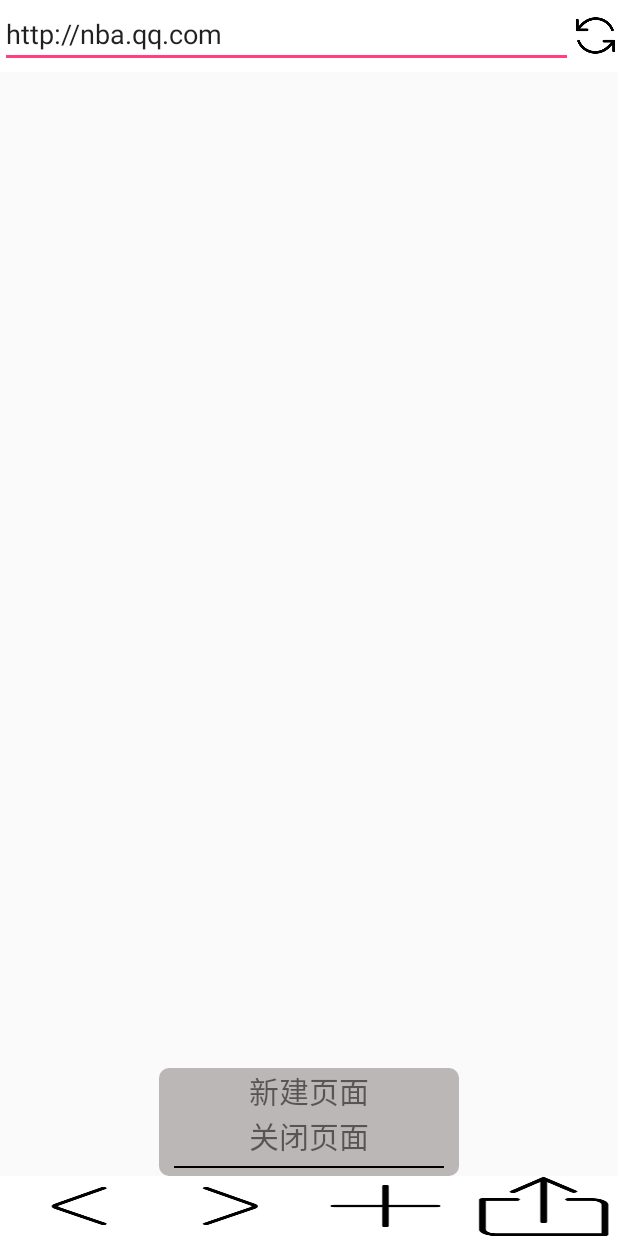
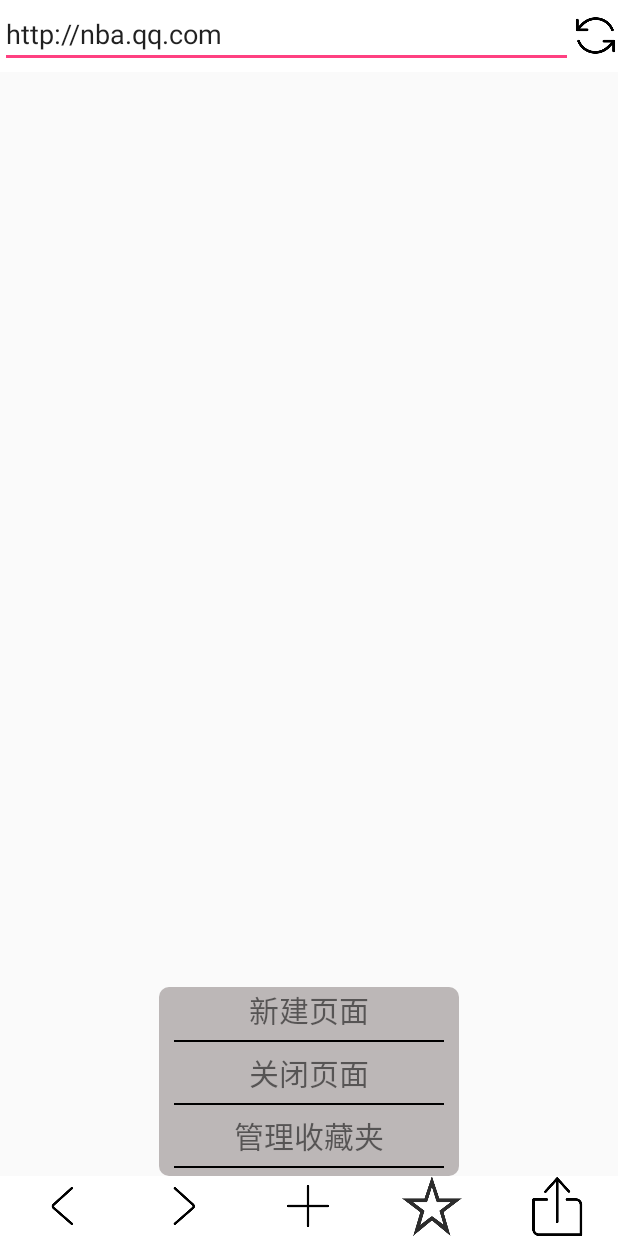
Before and after one commit to sqoneal/TbsExample, an Android app: the MainActivity screen opened directly, with no data from a screen before it, after a tap on an icon or button, on a phone screen of 412 x 824 dp. Run offline under Robolectric (Android 15) with nearby library versions, the phone set to English and light mode, and no system bars; libraries missing offline, so code that uses them is left out: com.tencent.smtt; plain views replace WebView; 2 statements that could not run were skipped.

Commit message:
增加sqlite实现收藏夹db和前台动画控件等UI

```diff
--- a/app/src/main/java/com/liebao/zzj/tbsexample/MainActivity.java
+++ b/app/src/main/java/com/liebao/zzj/tbsexample/MainActivity.java
@@ -8,6 +8,8 @@ import android.content.ClipboardManager;
 import android.content.DialogInterface;
 import android.content.Intent;
 import android.content.pm.ActivityInfo;
+import android.database.Cursor;
+import android.database.sqlite.SQLiteDatabase;
 import android.graphics.Bitmap;
 import android.graphics.Color;
 import android.os.Build;
@@ -31,9 +33,11 @@ import android.widget.RelativeLayout;
 import android.widget.TextView;
 import android.widget.Toast;
 
+import com.liebao.zzj.tbsexample.utils.MzSqLiteOpenHelper;
 import com.tencent.smtt.export.external.interfaces.ConsoleMessage;
 import com.tencent.smtt.export.external.interfaces.IX5WebChromeClient;
 import com.tencent.smtt.export.external.interfaces.JsResult;
+import com.tencent.smtt.sdk.CookieSyncManager;
 import com.tencent.smtt.sdk.QbSdk;
 import com.tencent.smtt.sdk.WebChromeClient;
 import com.tencent.smtt.sdk.WebSettings;
@@ -49,17 +53,13 @@ public class MainActivity extends Activity implements OnClickListener {
     //WebView mz_tbs_webview;
     private FrameLayout mz_web_framelayout;
     private LinearLayout mz_tool_layout;
-    private Animation mz_toollayout_animation;
-    private Animation mz_toollayout_animation2;
-    private ImageView mz_back_imageview;
-    private ImageView mz_forward_imageview;
-    private ImageView mz_add_imageview;
-    private ImageView mz_share_imageview;
+    private Animation mz_toollayout_animation,mz_toollayout_animation2,mz_bookmark_animation,mz_animation;
+    private ImageView mz_back_imageview, mz_forward_imageview, mz_add_imageview, mz_share_imageview, mz_bookmark_imageview;
+    private boolean mz_ischangebookmarkimage = false;
     private ImageView mz_imageview;
     private String mz_url;
     private RelativeLayout mz_llayout1;
     private int mz_llayout1place[];
-    private Animation mz_animation = null;
     private ProgressBar mz_pb;
     private int clipindex = 0;
 
@@ -72,6 +72,9 @@ public class MainActivity extends Activity implements OnClickListener {
     private TextView mz_child_textview[] = new TextView[mz_webviewsum];
     private TextView mz_newtab_textview;
     private TextView mz_closetab_textview;
+
+    private MzSqLiteOpenHelper mzSqLiteOpenHelper;
+    private SQLiteDatabase mzdb;
 
     Handler mz_handler = new Handler() {
         @Override
@@ -106,6 +109,8 @@ public class MainActivity extends Activity implements OnClickListener {
 
     @Override
     protected void onDestroy() {
+        mzdb.close();
+        mzSqLiteOpenHelper.close();
         super.onDestroy();
     }
 
@@ -125,6 +130,7 @@ public class MainActivity extends Activity implements OnClickListener {
                 Log.e("@@", "加载内核是否成功:" + b);
             }
         });
+        mzSqLiteOpenHelper = new MzSqLiteOpenHelper(this, "mz.db", null, 1);
 
         mz_imageview = (ImageView) this.findViewById(R.id.mzImageView);
         mz_edittext = (EditText) this.findViewById(R.id.mzEditText);
@@ -133,15 +139,18 @@ public class MainActivity extends Activity implements OnClickListener {
         mz_back_imageview = (ImageView) this.findViewById(R.id.mz_back_imageview);
         mz_forward_imageview = (ImageView) this.findViewById(R.id.mz_forward_imageview);
         mz_share_imageview = (ImageView) this.findViewById(R.id.mz_share_imageview);
+        mz_bookmark_imageview = (ImageView) this.findViewById(R.id.mz_bookmark_imageview);
         mz_tool_layout = (LinearLayout) this.findViewById(R.id.mzToollayout);
         mz_toollayout_animation = AnimationUtils.loadAnimation(getApplicationContext(), R.anim.anim_translate);
         mz_toollayout_animation2 = AnimationUtils.loadAnimation(getApplicationContext(), R.anim.alpha);
+        mz_bookmark_animation = AnimationUtils.loadAnimation(getApplicationContext(), R.anim.anim_bookmark_rotate_scale_set);
         mz_web_framelayout = (FrameLayout) this.findViewById(R.id.mzwebframelayout);
 
         mz_add_imageview.setOnClickListener(this);
         mz_back_imageview.setOnClickListener(this);
         mz_forward_imageview.setOnClickListener(this);
         mz_share_imageview.setOnClickListener(this);
+        mz_bookmark_imageview.setOnClickListener(this);
         mz_imageview.setOnClickListener(this);
         mz_edittext.setOnClickListener(this);
         mz_animation = AnimationUtils.loadAnimation(getApplicationContext(), R.anim.anim_rotate);
@@ -154,7 +163,6 @@ public class MainActivity extends Activity implements OnClickListener {
         mz_closetab_textview = (TextView) this.findViewById(R.id.mzclosetextview);
         mz_closetab_textview.setOnClickListener(this);
 
-        //mz_tbs_webview = (WebView) this.findViewById(R.id.mzTSBWebView);
 
         clipUrltip();
         if (mz_url == null) {
@@ -181,6 +189,18 @@ public class MainActivity extends Activity implements OnClickListener {
                 mz_child_textview[switchindex].setTextColor(getApplicationContext().getColor(R.color.currenttext));
             }
         }
+
+        mzdb = mzSqLiteOpenHelper.getReadableDatabase();
+        Cursor cursor = mzdb.query("bookmarks", null, "url='" + mz_child_url[mz_childcurrentinder] + "'"
+                , null, null, null, null);
+        if (cursor.moveToFirst()) {
+            mz_bookmark_imageview.setImageResource(R.drawable.bookmark2);
+            mz_ischangebookmarkimage = true;
+        } else {
+            mz_bookmark_imageview.setImageResource(R.drawable.bookmark1);
+            mz_ischangebookmarkimage = false;
+        }
+        cursor.close();
     }
 
     private int closeChildWebView() {
@@ -246,7 +266,7 @@ public class MainActivity extends Activity implements OnClickListener {
         // 没有的话会黑屏 支持插件
         mz_child_webview[mz_childcurrentinder].getSettings().setPluginsEnabled(true);
 
-        /**
+        /*
          * setAllowFileAccess 启用或禁止WebView访问文件数据 setBlockNetworkImage 是否显示网络图像
          * setBuiltInZoomControls 设置是否支持缩放 setCacheMode 设置缓冲的模式
          * setDefaultFontSize 设置默认的字体大小 setDefaultTextEncodingName 设置在解码时使用的默认编码
@@ -261,9 +281,17 @@ public class MainActivity extends Activity implements OnClickListener {
 
         mz_child_webview[mz_childcurrentinder].loadUrl(childmurl);
 
+        CookieSyncManager.createInstance(this);
+        CookieSyncManager.getInstance().sync();
+
         mz_child_webview[mz_childcurrentinder].setWebChromeClient(new WebChromeClient() {
             // 一个回调接口使用的主机应用程序通知当前页面的自定义视图已被撤职
             IX5WebChromeClient.CustomViewCallback customViewCallback;
+
+            @Override
+            public boolean onJsConfirm(WebView webView, String s, String s1, JsResult jsResult) {
+                return super.onJsConfirm(webView, s, s1, jsResult);
+            }
 
             // 进入全屏的时候
             @Override
@@ -361,6 +389,7 @@ public class MainActivity extends Activity implements OnClickListener {
                 }
                 mz_child_textview[mz_childcurrentinder].setText(mz_child_title[mz_childcurrentinder]);
                 switchChildWebView(mz_childcurrentinder);
+
                 if (mz_llayout1place == null) {
                     mz_llayout1place = new int[]{mz_llayout1.getTop(), mz_llayout1.getBottom(),
                             mz_tool_layout.getTop(), mz_tool_layout.getBottom()};
@@ -450,7 +479,6 @@ public class MainActivity extends Activity implements OnClickListener {
 
     @Override
     public void onClick(View v) {
-        mz_newtab_layout.setVisibility(View.GONE);
         if (v == mz_imageview) {
             mz_url = mz_edittext.getText().toString();
             if (mz_url == null) {
@@ -473,18 +501,54 @@ public class MainActivity extends Activity implements OnClickListener {
             }
         } else if (v == mz_share_imageview) {
             shareapp();
-        } else if (v == mz_add_imageview) {
-            mz_newtab_layout.setVisibility(View.VISIBLE);
         } else if (v == mz_newtab_textview) {
             newChildWebView(mz_url);
         } else if (v == mz_closetab_textview) {
             closeChildWebView();
+        } else if (v == mz_bookmark_imageview) {
+            /*if (Build.VERSION.SDK_INT > 23){
+                if (mz_bookmark_imageview.getDrawable().getCurrent().getConstantState().equals
+                        (getResources().getDrawable(R.drawable.bookmark1).getConstantState())) {
+                    mz_bookmark_imageview.setImageResource(R.drawable.bookmark2);
+                } else {
+                    mz_bookmark_imageview.setImageResource(R.drawable.bookmark1);
+                }
+            }*/
+            if (mz_ischangebookmarkimage) {
+                mzdb = mzSqLiteOpenHelper.getWritableDatabase();
+                String sqlstr = "delete from bookmarks where url = '" + mz_child_url[mz_childcurrentinder] + "'";
+                mzdb.execSQL(sqlstr);
+
+                mz_bookmark_imageview.setImageResource(R.drawable.bookmark1);
+                mz_ischangebookmarkimage = false;
+                Toast.makeText(this, "取消收藏", Toast.LENGTH_SHORT).show();
+            } else {
+                mzdb = mzSqLiteOpenHelper.getWritableDatabase();
+                String sqlstr = "insert into bookmarks(title,url) values('" + mz_child_title[mz_childcurrentinder]
+                        + "','" + mz_child_url[mz_childcurrentinder] + "')";
+                mzdb.execSQL(sqlstr);
+
+                mz_bookmark_imageview.setImageResource(R.drawable.bookmark2);
+                mz_ischangebookmarkimage = true;
+                Toast.makeText(this, "添加收藏", Toast.LENGTH_SHORT).show();
+            }
+            mz_bookmark_imageview.startAnimation(mz_bookmark_animation);
         } else {
             for (int i = 0; i < mz_webviewsum; i++) {
                 if (mz_child_textview[i] != null && v == mz_child_textview[i]) {
                     switchChildWebView(i);
                 }
             }
+        }
+        //下面分开处理使每个点击事件都隐藏新建页面layout层，而+号键判断处理层隐藏和出现
+        if (v == mz_add_imageview) {
+            if (mz_newtab_layout.getVisibility() == View.GONE) {
+                mz_newtab_layout.setVisibility(View.VISIBLE);
+            } else if (mz_newtab_layout.getVisibility() == View.VISIBLE) {
+                mz_newtab_layout.setVisibility(View.GONE);
+            }
+        } else {
+            mz_newtab_layout.setVisibility(View.GONE);
         }
     }
 
--- /dev/null
+++ b/app/src/main/java/com/liebao/zzj/tbsexample/utils/MzSqLiteOpenHelper.java
@@ -0,0 +1,23 @@
+package com.liebao.zzj.tbsexample.utils;
+
+import android.content.Context;
+import android.database.sqlite.SQLiteDatabase;
+import android.database.sqlite.SQLiteOpenHelper;
+
+public class MzSqLiteOpenHelper extends SQLiteOpenHelper {
+
+
+    public MzSqLiteOpenHelper(Context context, String name, SQLiteDatabase.CursorFactory factory, int version) {
+        super(context, "mz.db", null, 1);
+    }
+
+    @Override
+    public void onCreate(SQLiteDatabase db) {
+        db.execSQL("CREATE TABLE bookmarks(id INTEGER PRIMARY KEY AUTOINCREMENT,title VARCHAR(100),url VARCHAR(100))");
+    }
+
+    @Override
+    public void onUpgrade(SQLiteDatabase db, int oldVersion, int newVersion) {
+
+    }
+}
--- a/app/src/main/res/layout/activity_main.xml
+++ b/app/src/main/res/layout/activity_main.xml
@@ -88,6 +88,12 @@
                 android:layout_width="wrap_content"
                 android:layout_height="wrap_content"
                 android:text="@string/newtab" />
+            <View
+                android:layout_marginTop="5dp"
+                android:layout_marginBottom="5dp"
+                android:layout_width="match_parent"
+                android:layout_height="1dp"
+                android:background="@android:color/black"/>
             <TextView
                 android:id="@+id/mzclosetextview"
                 android:textSize="20dp"
@@ -100,7 +106,18 @@
                 android:layout_width="match_parent"
                 android:layout_height="1dp"
                 android:background="@android:color/black"/>
-
+            <TextView
+                android:id="@+id/mzmanagebookmarktextview"
+                android:textSize="20dp"
+                android:layout_width="wrap_content"
+                android:layout_height="wrap_content"
+                android:text="@string/managebookmark" />
+            <View
+                android:layout_marginTop="5dp"
+                android:layout_marginBottom="5dp"
+                android:layout_width="match_parent"
+                android:layout_height="1dp"
+                android:background="@android:color/black"/>
         </LinearLayout>
 
         <LinearLayout
@@ -117,28 +134,35 @@
                 android:layout_width="30dp"
                 android:layout_height="40dp"
                 android:layout_weight="1"
-                android:background="@drawable/back" />
+                android:src="@drawable/back" />
 
             <ImageView
                 android:id="@+id/mz_forward_imageview"
                 android:layout_width="30dp"
                 android:layout_height="40dp"
                 android:layout_weight="1"
-                android:background="@drawable/forward" />
+                android:src="@drawable/forward" />
 
             <ImageView
                 android:id="@+id/mz_add_imageview"
                 android:layout_width="30dp"
                 android:layout_height="40dp"
                 android:layout_weight="1"
-                android:background="@drawable/add" />
+                android:src="@drawable/add" />
+
+            <ImageView
+                android:id="@+id/mz_bookmark_imageview"
+                android:layout_width="30dp"
+                android:layout_height="40dp"
+                android:layout_weight="1"
+                android:src="@drawable/bookmark1" />
 
             <ImageView
                 android:id="@+id/mz_share_imageview"
                 android:layout_width="30dp"
                 android:layout_height="40dp"
                 android:layout_weight="1"
-                android:background="@drawable/share" />
+                android:src="@drawable/share" />
         </LinearLayout>
     </LinearLayout>
 </FrameLayout>
--- a/app/src/main/res/values/strings.xml
+++ b/app/src/main/res/values/strings.xml
@@ -5,4 +5,5 @@
     <string name="skip">跳过</string>
     <string name="newtab">新建页面</string>
     <string name="closetab">关闭页面</string>
+    <string name="managebookmark">管理收藏夹</string>
 </resources>
```
Also changed, not shown: app/src/main/res/anim/anim_bookmark_rotate_scale_set.xml (added, +20 -0 lines), app/src/main/res/drawable/bookmark1.png (added), app/src/main/res/drawable/bookmark2.png (added).
